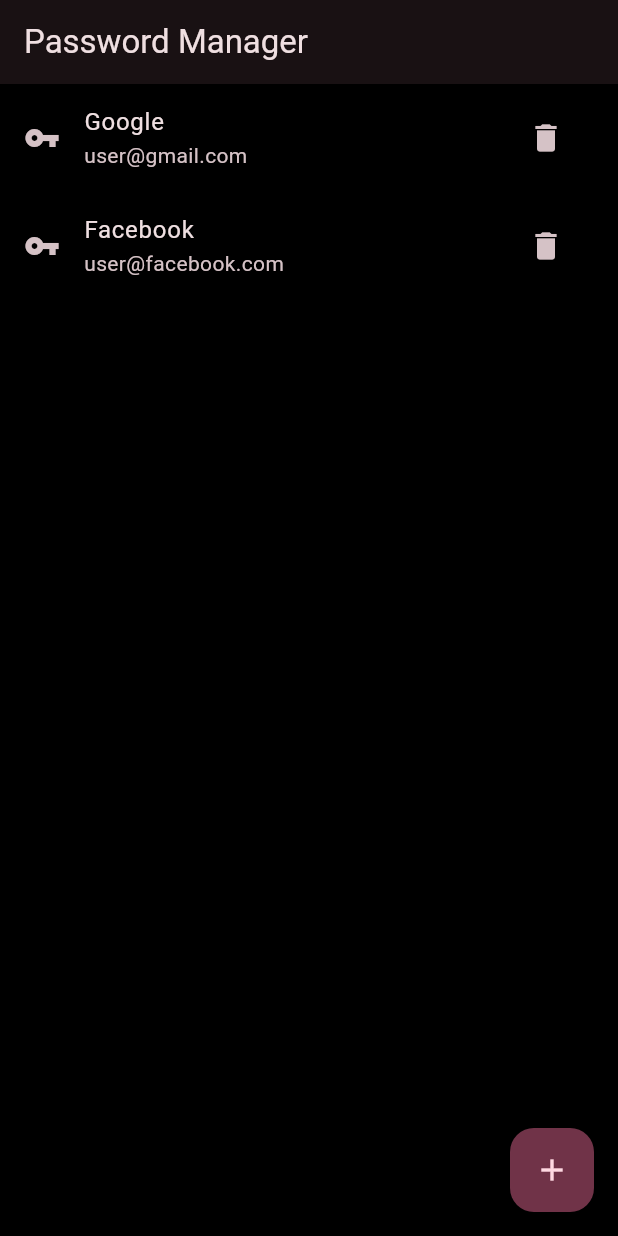
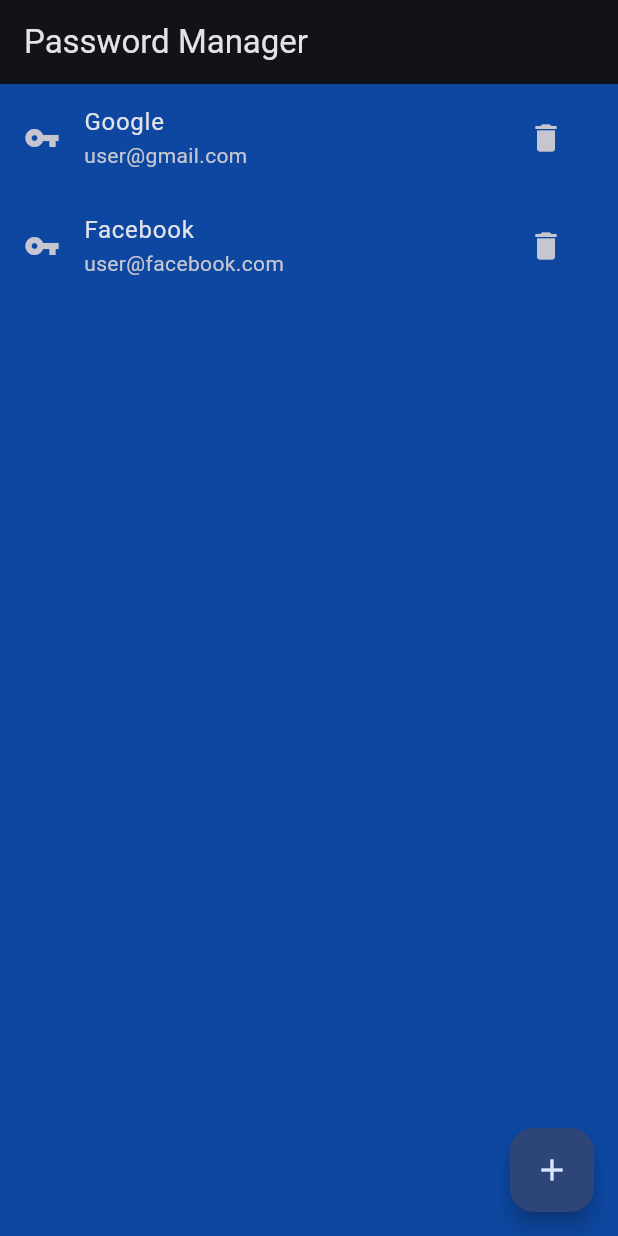
Before and after one commit to could-ai/01984187-8b40-7094-b764-c02460f21847, a Flutter app: the screen it shows after launch, on a phone screen of 412 x 824 dp. Run offline on Flutter 3.47's test engine with Material 3 defaults, Android fonts, the phone set to English and light mode, and no system bars.

Commit message:
将应用背景颜色更改为深蓝色 (#0D47A1)，并更新主题配置以匹配新的颜色方案

```diff
--- a/usr/lib/main.dart
+++ b/usr/lib/main.dart
@@ -15,18 +15,18 @@ class MyApp extends StatelessWidget {
       debugShowCheckedModeBanner: false,
       theme: ThemeData(
         colorScheme: ColorScheme.fromSeed(
-          seedColor: const Color(0xFF000000), // Black color
+          seedColor: const Color(0xFF0D47A1), // Deep blue color
         ),
         useMaterial3: true,
-        scaffoldBackgroundColor: const Color(0xFF000000), // Black background
+        scaffoldBackgroundColor: const Color(0xFF0D47A1), // Deep blue background
       ),
       darkTheme: ThemeData(
         colorScheme: ColorScheme.fromSeed(
-          seedColor: const Color(0xFF000000), // Black color
+          seedColor: const Color(0xFF0D47A1), // Deep blue color
           brightness: Brightness.dark,
         ),
         useMaterial3: true,
-        scaffoldBackgroundColor: const Color(0xFF000000), // Black background
+        scaffoldBackgroundColor: const Color(0xFF0D47A1), // Deep blue background
       ),
       themeMode: ThemeMode.dark, // Force dark theme
       home: const PasswordListScreen(),
```
